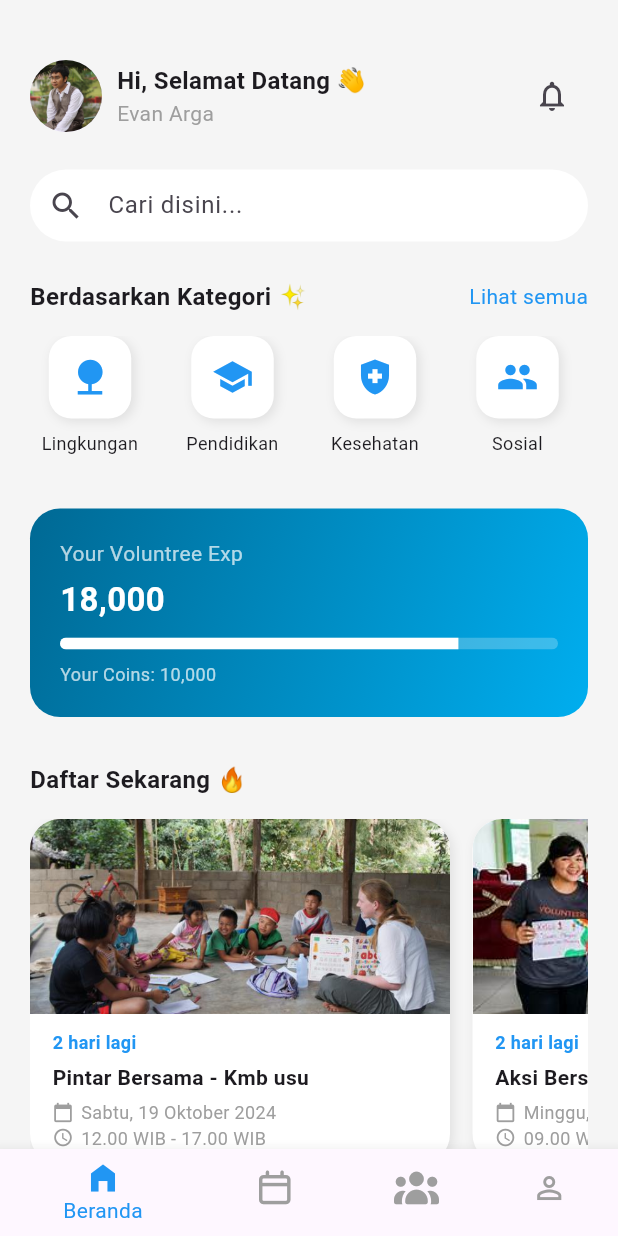
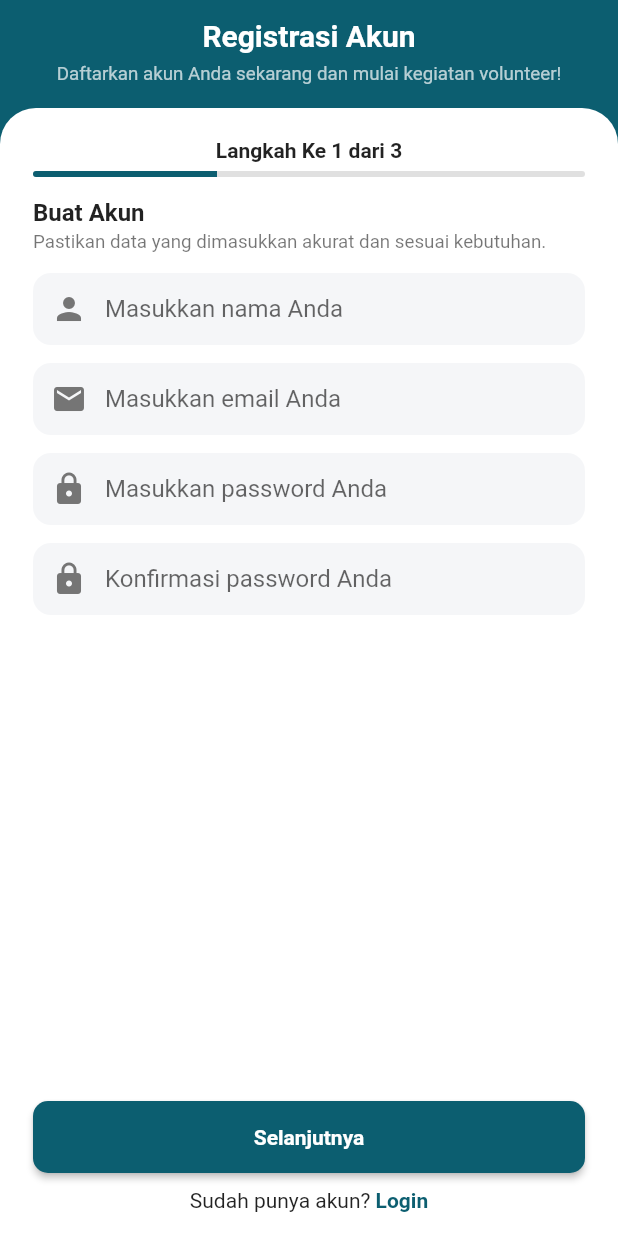
Before and after one commit to Mayadi21/volunite, a Flutter app: the screen it shows after launch, on a phone screen of 412 x 824 dp. Run offline on Flutter 3.47's test engine with Material 3 defaults, Android fonts, the phone set to English and light mode, and no system bars; our stand-ins replace font_awesome_flutter; Roboto replaces fonts that are missing (Poppins).

Commit message:
implementasi awal register

```diff
--- a/lib/main.dart
+++ b/lib/main.dart
@@ -1,5 +1,5 @@
 import 'package:flutter/material.dart';
-import 'pages/landing.dart';
+import 'pages/register.dart';
 
 void main() {
   runApp(const MyApp());
@@ -13,7 +13,9 @@ class MyApp extends StatelessWidget {
   Widget build(BuildContext context) {
     return MaterialApp(
       title: 'Volunite',
+      debugShowCheckedModeBanner: false,
       theme: ThemeData(
+        useMaterial3: false,
         // This is the theme of your application.
         //
         // TRY THIS: Try running your application with "flutter run". You'll see
@@ -29,9 +31,10 @@ class MyApp extends StatelessWidget {
         //
         // This works for code too, not just values: Most code changes can be
         // tested with just a hot reload.
-        colorScheme: ColorScheme.fromSeed(seedColor: Colors.deepPurple),
+        colorScheme: ColorScheme.fromSeed(seedColor: const Color(0xFF0C5E70)),
+        fontFamily: 'Poppins',
       ),
-      home: const LandingPage(),
+      home: const RegisterPage(),
     );
   }
 }
--- /dev/null
+++ b/lib/pages/register.dart
@@ -0,0 +1,228 @@
+import 'package:flutter/material.dart';
+import 'landing.dart';
+import 'login.dart';
+
+
+
+class RegisterPage extends StatefulWidget {
+  const RegisterPage({super.key});
+
+  @override
+  State<RegisterPage> createState() => _RegisterPageState();
+}
+
+class _RegisterPageState extends State<RegisterPage> {
+  final nameC = TextEditingController();
+  final emailC = TextEditingController();
+  final passC = TextEditingController();
+  final pass2C = TextEditingController();
+
+  @override
+  void dispose() {
+    nameC.dispose();
+    emailC.dispose();
+    passC.dispose();
+    pass2C.dispose();
+    super.dispose();
+  }
+
+  @override
+  Widget build(BuildContext context) {
+    const primary = Color(0xFF0C5E70); // biru hijau seperti desain
+
+    return Scaffold(
+      backgroundColor: primary,
+      // Biar tampilan menyesuaikan saat keyboard muncul
+      resizeToAvoidBottomInset: true,
+      body: SafeArea(
+        // ❗ TANPA SCROLL: pakai Column + Expanded supaya pas 1 layar
+        child: Column(
+          children: [
+            // Header kecil (ringkas supaya muat 1 layar)
+            const SizedBox(height: 12),
+            const Text(
+              "Registrasi Akun",
+              style: TextStyle(
+                color: Colors.white,
+                fontSize: 20,
+                fontWeight: FontWeight.w700,
+              ),
+            ),
+            const SizedBox(height: 6),
+            const Padding(
+              padding: EdgeInsets.symmetric(horizontal: 28.0),
+              child: Text(
+                "Daftarkan akun Anda sekarang dan mulai kegiatan volunteer!",
+                textAlign: TextAlign.center,
+                style: TextStyle(color: Colors.white70, fontSize: 12.5),
+              ),
+            ),
+            const SizedBox(height: 16),
+
+            // Kartu putih isi form — dibuat Expanded agar mengisi sisa layar TANPA scroll
+            Expanded(
+              child: Container(
+                width: double.infinity,
+                decoration: const BoxDecoration(
+                  color: Colors.white,
+                  borderRadius: BorderRadius.vertical(top: Radius.circular(24)),
+                ),
+                padding: const EdgeInsets.fromLTRB(22, 20, 22, 16),
+                child: Column(
+                  crossAxisAlignment: CrossAxisAlignment.start,
+                  children: [
+                    // Step indicator
+                    const Center(
+                      child: Text(
+                        "Langkah Ke 1 dari 3",
+                        style: TextStyle(fontWeight: FontWeight.w600),
+                      ),
+                    ),
+                    const SizedBox(height: 6),
+                    ClipRRect(
+                      borderRadius: BorderRadius.circular(10),
+                      child: LinearProgressIndicator(
+                        value: 1 / 3,
+                        minHeight: 4,
+                        backgroundColor: Colors.grey.shade300,
+                        color: primary,
+                      ),
+                    ),
+                    const SizedBox(height: 14),
+                    const Text(
+                      "Buat Akun",
+                      style: TextStyle(
+                        fontSize: 16,
+                        fontWeight: FontWeight.w700,
+                      ),
+                    ),
+                    const SizedBox(height: 2),
+                    const Text(
+                      "Pastikan data yang dimasukkan akurat dan sesuai kebutuhan.",
+                      style: TextStyle(color: Colors.black54, fontSize: 12.5),
+                    ),
+                    const SizedBox(height: 14),
+
+                    // ====== FORM (bisa diketik) ======
+                    _field(
+                      icon: Icons.person,
+                      hint: "Masukkan nama Anda",
+                      controller: nameC,
+                    ),
+                    const SizedBox(height: 12),
+                    _field(
+                      icon: Icons.email,
+                      hint: "Masukkan email Anda",
+                      controller: emailC,
+                      keyboard: TextInputType.emailAddress,
+                    ),
+                    const SizedBox(height: 12),
+                    _field(
+                      icon: Icons.lock,
+                      hint: "Masukkan password Anda",
+                      controller: passC,
+                      obscure: true,
+                    ),
+                    const SizedBox(height: 12),
+                    _field(
+                      icon: Icons.lock,
+                      hint: "Konfirmasi password Anda",
+                      controller: pass2C,
+                      obscure: true,
+                    ),
+
+                    const Spacer(), // dorong tombol ke bawah
+                    // Tombol Selanjutnya
+                    SizedBox(
+                      width: double.infinity,
+                      height: 48,
+                      child: ElevatedButton(
+                        style: ElevatedButton.styleFrom(
+                          backgroundColor: primary,
+                          shape: RoundedRectangleBorder(
+                            borderRadius: BorderRadius.circular(10),
+                          ),
+                        ),
+                        onPressed: () {
+                          // Tidak mengirim apa-apa; hanya pindah halaman
+                          Navigator.pushReplacement(
+                            context,
+                            MaterialPageRoute(
+                              builder: (_) => const LandingPage(),
+                            ),
+                          );
+                        },
+                        child: const Text(
+                          "Selanjutnya",
+                          style: TextStyle(
+                            color: Colors.white,
+                            fontWeight: FontWeight.w700,
+                          ),
+                        ),
+                      ),
+                    ),
+                    const SizedBox(height: 10),
+
+                    // Sudah punya akun? Login (non-aktif dulu)
+                    Row(
+                      mainAxisAlignment: MainAxisAlignment.center,
+                      children: [
+                        const Text("Sudah punya akun? "),
+                        GestureDetector(
+                          onTap: () {
+                            Navigator.pushReplacement(
+                              context,
+                              MaterialPageRoute(
+                                builder: (_) => const LoginPage(),
+                              ),
+                            );
+                          },
+                          child: Text(
+                            "Login",
+                            style: TextStyle(
+                              color: primary,
+                              fontWeight: FontWeight.w700,
+                            ),
+                          ),
+                        ),
+                      ],
+                    ),
+
+                  ],
+                ),
+              ),
+            ),
+          ],
+        ),
+      ),
+    );
+  }
+
+  Widget _field({
+    required IconData icon,
+    required String hint,
+    required TextEditingController controller,
+    bool obscure = false,
+    TextInputType keyboard = TextInputType.text,
+  }) {
+    return TextField(
+      controller: controller,
+      obscureText: obscure,
+      keyboardType: keyboard,
+      decoration: InputDecoration(
+        hintText: hint,
+        prefixIcon: Icon(icon, color: Colors.grey[600]),
+        filled: true,
+        fillColor: const Color(0xFFF5F6F8),
+        contentPadding: const EdgeInsets.symmetric(
+          vertical: 14,
+          horizontal: 14,
+        ),
+        border: OutlineInputBorder(
+          borderRadius: BorderRadius.circular(12),
+          borderSide: BorderSide.none,
+        ),
+      ),
+    );
+  }
+}
```
Also changed, not shown: lib/pages/login.dart (added, +177 -0 lines).
